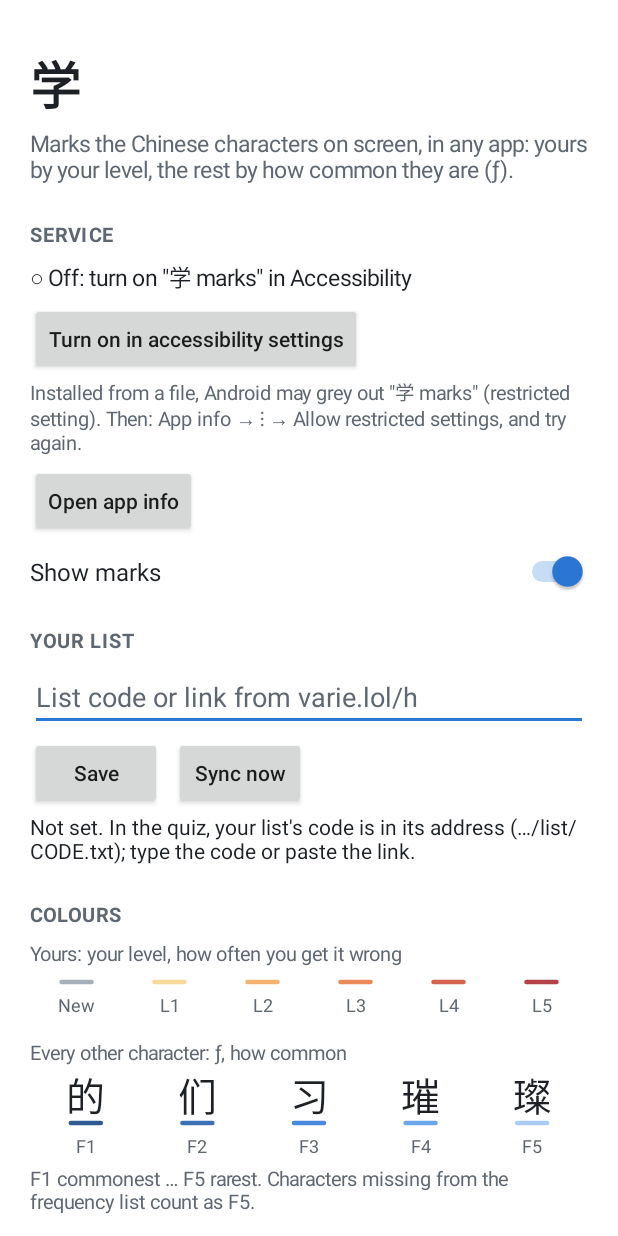
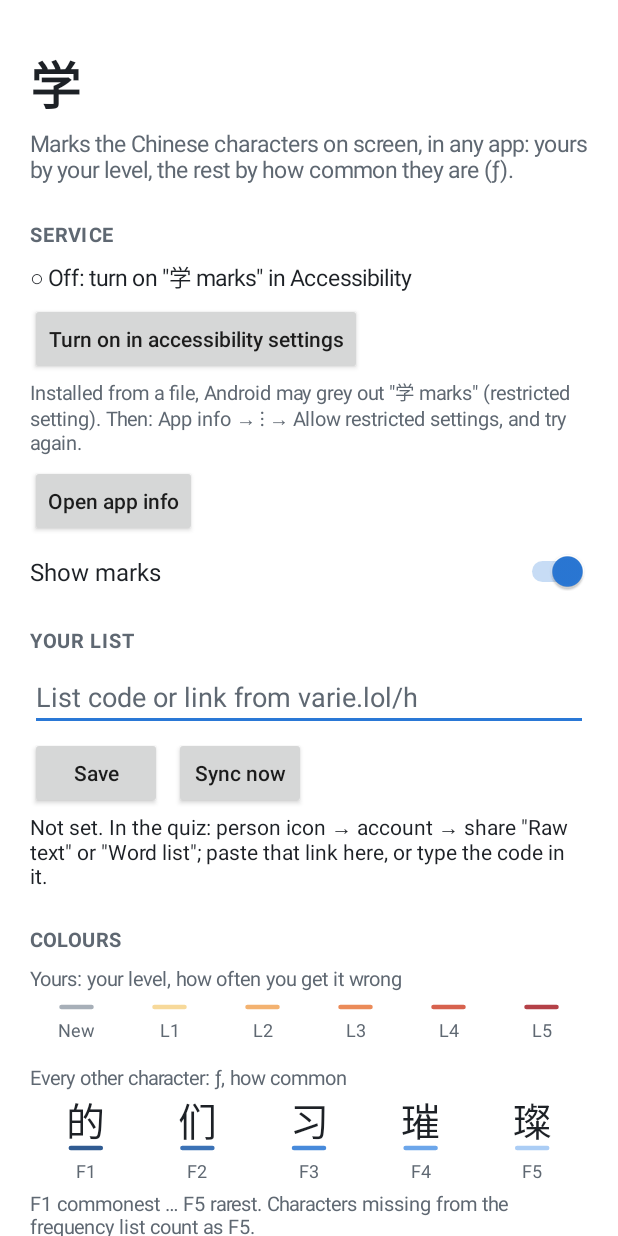
Before and after one commit to wuttttta/xue, an Android app: the screen it shows after launch (MainActivity), on a phone screen of 412 x 824 dp. Run offline under Robolectric (Android 15) with nearby library versions, the phone set to English and light mode, and no system bars; network calls fail; pictures from the network do not load.

Commit message:
Your list: accept the quiz's #pick= link; say where the code is in the quiz
Co-Authored-By: Claude Opus 5.5 <noreply@anthropic.com>
Claude-Session: https://claude.ai/code/session_01NCWW7SgPDR1AcF2aF8ct1Y

```diff
--- a/app/src/main/java/lol/varie/xue/MainActivity.kt
+++ b/app/src/main/java/lol/varie/xue/MainActivity.kt
@@ -155,12 +155,12 @@ class MainActivity : Activity() {
 
         val code = Mine.code(this)
         mine.text = when {
-            code == null -> "Not set. In the quiz, your list's code is in its address (…/list/CODE.txt); type the code or paste the link."
+            code == null -> "Not set. In the quiz: person icon → account → share \"Raw text\" or \"Word list\"; paste that link here, or type the code in it."
             Mine.syncedAt == 0L -> Mine.error?.let { "$code: $it" } ?: "$code: not synced yet"
             else -> buildString {
                 append("$code: ${Mine.words} words")
                 append(
-                    if (Mine.statsCode == null) ", no results online yet (all New until the quiz saves them)"
+                    if (Mine.statsCode == null) ", no results online yet (all New until you answer once in the quiz)"
                     else ", results for ${Mine.answered} characters"
                 )
                 append(" · synced ")
--- a/app/src/main/java/lol/varie/xue/Mine.kt
+++ b/app/src/main/java/lol/varie/xue/Mine.kt
@@ -19,7 +19,7 @@ object Mine {
     const val PASTE = "https://paste.varie.lol"
     private const val CODE = "(?:[A-Z0-9]{8}|[A-Za-z0-9]{10})"
     private val WHOLE = Regex("^$CODE$")
-    private val IN_LINK = Regex("(?:/list/|paste\\.varie\\.lol/|paste\\.chatstats\\.wtf/)($CODE)(?:\\.txt)?(?![A-Za-z0-9])")
+    private val IN_LINK = Regex("(?:/list/|[#&?]pick=|paste\\.varie\\.lol/|paste\\.chatstats\\.wtf/)($CODE)(?:\\.txt)?(?![A-Za-z0-9])")
     private val STATS_HEADER = Regex("^#\\s*stats:\\s*($CODE)\\s*$")
     private const val LIST_FILE = "list.txt"
     private const val STATS_FILE = "stats.txt"
@@ -36,7 +36,7 @@ object Mine {
     /** Level 0..5 if the character is yours, else -1. */
     fun level(codePoint: Int): Int = levels[codePoint] ?: -1
 
-    /** A code from what the user typed: the code itself, or a link with it. */
+    /** A code from what the user typed: the code itself, or a link with it (…/h/list/CODE.txt, …/h/#pick=CODE). */
     fun extractCode(input: String): String? {
         val s = input.trim()
         if (WHOLE.matches(s)) return s
```
Also changed, not shown: 1 other file.
